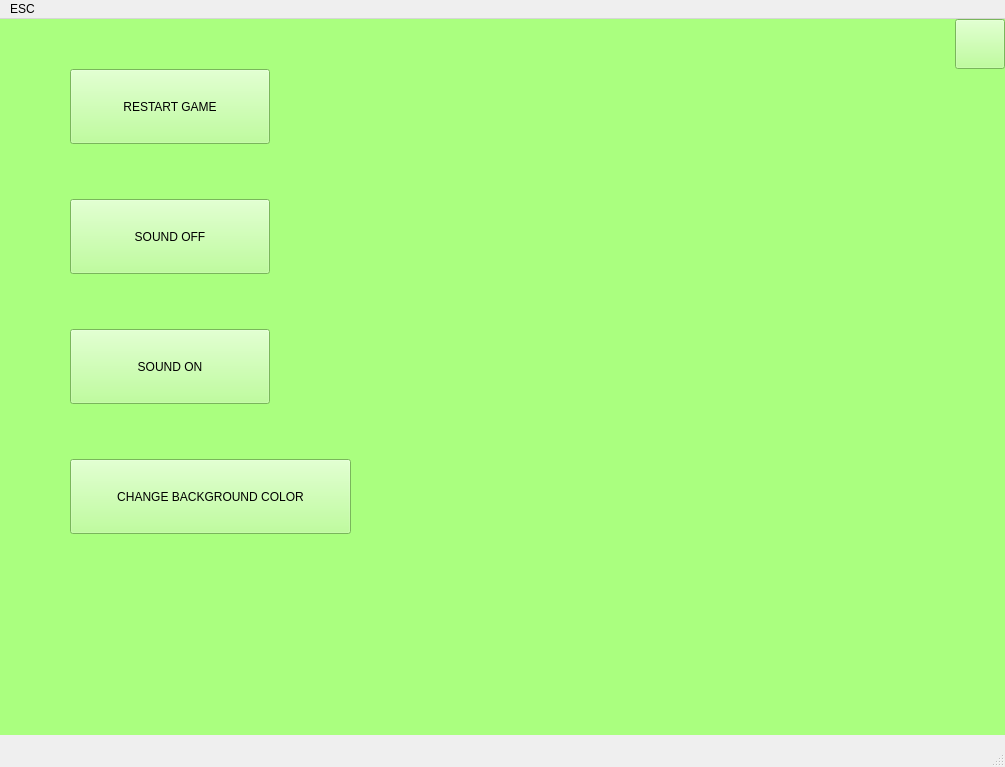
n1kita-kos/l3qt, file mainwindow.ui: the form before one commit.
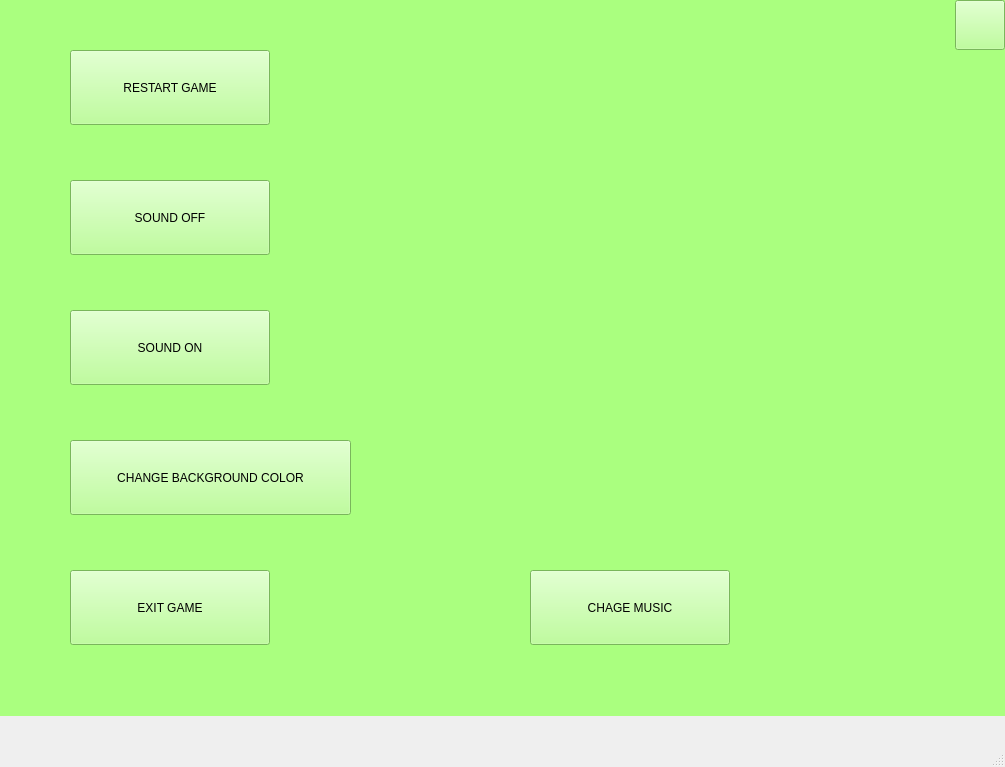
The form after the commit. Icons and pictures are not drawn.

Patch:
```diff
--- a/mainwindow.ui
+++ b/mainwindow.ui
@@ -42,6 +42,12 @@
       <height>300</height>
      </size>
     </property>
+    <property name="shortcut">
+     <string>Space</string>
+    </property>
+    <property name="flat">
+     <bool>true</bool>
+    </property>
    </widget>
    <widget class="QLabel" name="text">
     <property name="geometry">
@@ -457,6 +463,38 @@
        <height>50</height>
       </size>
      </property>
+     <property name="shortcut">
+      <string>Esc</string>
+     </property>
+    </widget>
+    <widget class="QPushButton" name="ex_game">
+     <property name="geometry">
+      <rect>
+       <x>70</x>
+       <y>570</y>
+       <width>200</width>
+       <height>75</height>
+      </rect>
+     </property>
+     <property name="text">
+      <string>EXIT GAME</string>
+     </property>
+     <property name="shortcut">
+      <string>Shift+Esc</string>
+     </property>
+    </widget>
+    <widget class="QPushButton" name="ch_mus">
+     <property name="geometry">
+      <rect>
+       <x>530</x>
+       <y>570</y>
+       <width>200</width>
+       <height>75</height>
+      </rect>
+     </property>
+     <property name="text">
+      <string>CHAGE MUSIC</string>
+     </property>
     </widget>
    </widget>
   </widget>
@@ -469,13 +507,6 @@
      <height>26</height>
     </rect>
    </property>
-   <widget class="QMenu" name="menuESC">
-    <property name="title">
-     <string>ESC</string>
-    </property>
-    <addaction name="exit"/>
-   </widget>
-   <addaction name="menuESC"/>
   </widget>
   <widget class="QStatusBar" name="statusbar"/>
   <action name="exit">
```
Left out of the diff: 50 changed lines with no effect on the pictures.
